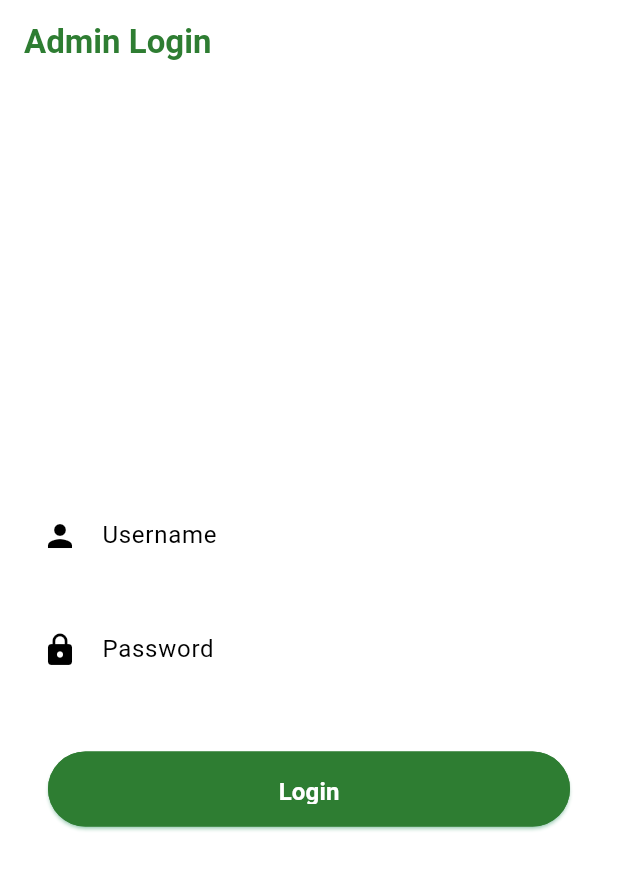
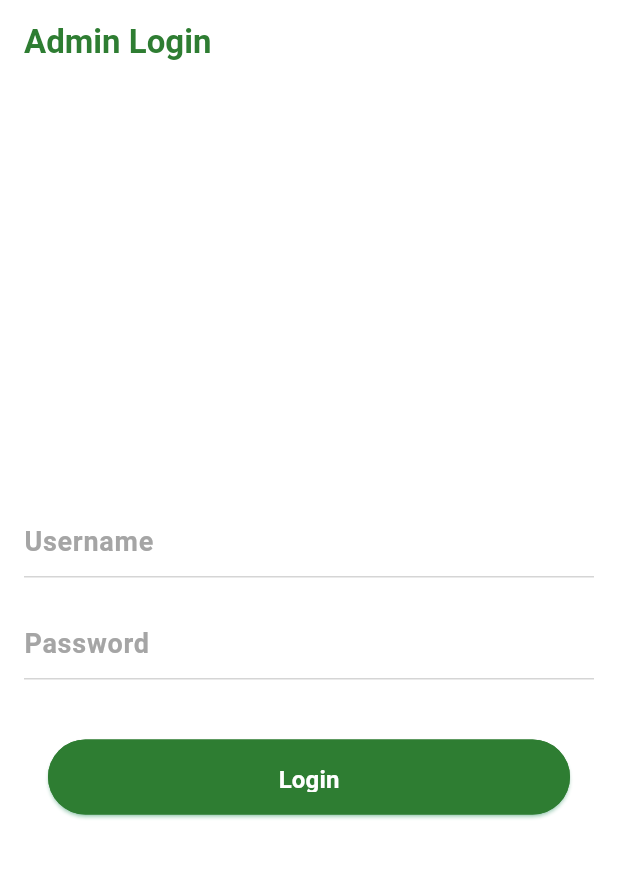
Before and after one commit to Ruhamayohannes/Flutter-2024-Proj-Riverpod, a Flutter app: the screen it shows after launch, after a tap on "Login as Admin", on a phone screen of 412 x 824 dp. Shown: the top 870 px of the screen. Run offline on Flutter 3.47's test engine with Material 3 defaults, Android fonts, the light colour scheme and no system bars; our stand-ins replace flutter_riverpod, go_router, shared_preferences.

Commit message:
chore: tweaks

```diff
--- a/Frontend/lib/presentation/screens/admin_login.dart
+++ b/Frontend/lib/presentation/screens/admin_login.dart
@@ -11,6 +11,7 @@ class AdminLoginPage extends ConsumerWidget {
 
   @override
   Widget build(BuildContext context, WidgetRef ref) {
+    final loginNotifier = ref.watch(loginProvider);
     final adminLoginNotifier = ref.watch(adminLoginProvider);
 
     void _login() async {
@@ -30,32 +31,66 @@ class AdminLoginPage extends ConsumerWidget {
           child: Column(
             mainAxisAlignment: MainAxisAlignment.center,
             children: <Widget>[
-              TextField(
-                controller: adminLoginNotifier.usernameController,
+              TextFormField(
+                controller: loginNotifier.usernameController,
                 decoration: InputDecoration(
+                  contentPadding: EdgeInsets.only(bottom: 4.0),
+                  focusedBorder: const UnderlineInputBorder(
+                    borderSide: BorderSide(
+                      color: Color.fromARGB(255, 31, 78, 33),
+                      style: BorderStyle.solid,
+                      width: 2,
+                    ),
+                  ),
+                  enabledBorder: const UnderlineInputBorder(
+                    borderSide: BorderSide(
+                      color: Color.fromRGBO(213, 213, 213, 1),
+                    ),
+                  ),
                   labelText: 'Username',
-                  border: const OutlineInputBorder(),
-                  prefixIcon: const Icon(Icons.person),
-                  errorText: adminLoginNotifier.usernameError,
+                  errorText: loginNotifier.usernameError,
+                  labelStyle: const TextStyle(
+                    color: Color.fromARGB(255, 165, 165, 165),
+                    fontSize: 18,
+                    fontWeight: FontWeight.w600,
+                  ),
                 ),
+                onChanged: loginNotifier.setUsername,
               ),
               const SizedBox(height: 20),
               TextField(
-                controller: adminLoginNotifier.passwordController,
+                controller: loginNotifier.passwordController,
+                decoration: InputDecoration(
+                  contentPadding: const EdgeInsets.only(bottom: 4.0),
+                  focusedBorder: const UnderlineInputBorder(
+                    borderSide: BorderSide(
+                      color: Color.fromARGB(255, 31, 78, 33),
+                      style: BorderStyle.solid,
+                      width: 2,
+                    ),
+                  ),
+                  enabledBorder: const UnderlineInputBorder(
+                    borderSide: BorderSide(
+                      color: Color.fromRGBO(213, 213, 213, 1),
+                    ),
+                  ),
+                  labelStyle: const TextStyle(
+                    color: Color.fromARGB(255, 165, 165, 165),
+                    fontSize: 18,
+                    fontWeight: FontWeight.w600,
+                  ),
+                  labelText: 'Password',
+                  errorText: loginNotifier.passwordError,
+                ),
                 obscureText: true,
-                decoration: InputDecoration(
-                  labelText: 'Password',
-                  border: const OutlineInputBorder(),
-                  prefixIcon: const Icon(Icons.lock),
-                  errorText: adminLoginNotifier.passwordError,
-                ),
+                onChanged: loginNotifier.setPassword,
               ),
               const SizedBox(height: 40),
               CustomButton(
                 buttonText: 'Login',
                 buttonColor: Colors.green.shade800,
                 buttonTextColor: Colors.white,
-                buttonAction: _login,
+                buttonAction: () => loginNotifier.login(context),
               ),
               if (adminLoginNotifier.loginError != null)
                 Padding(
```
